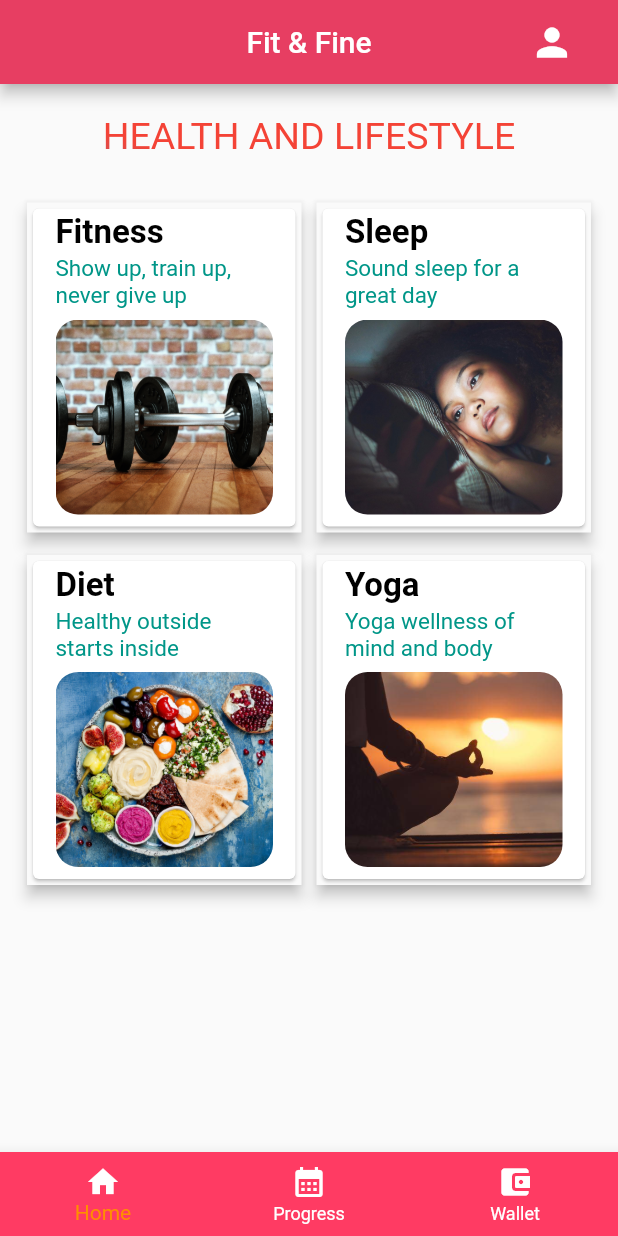
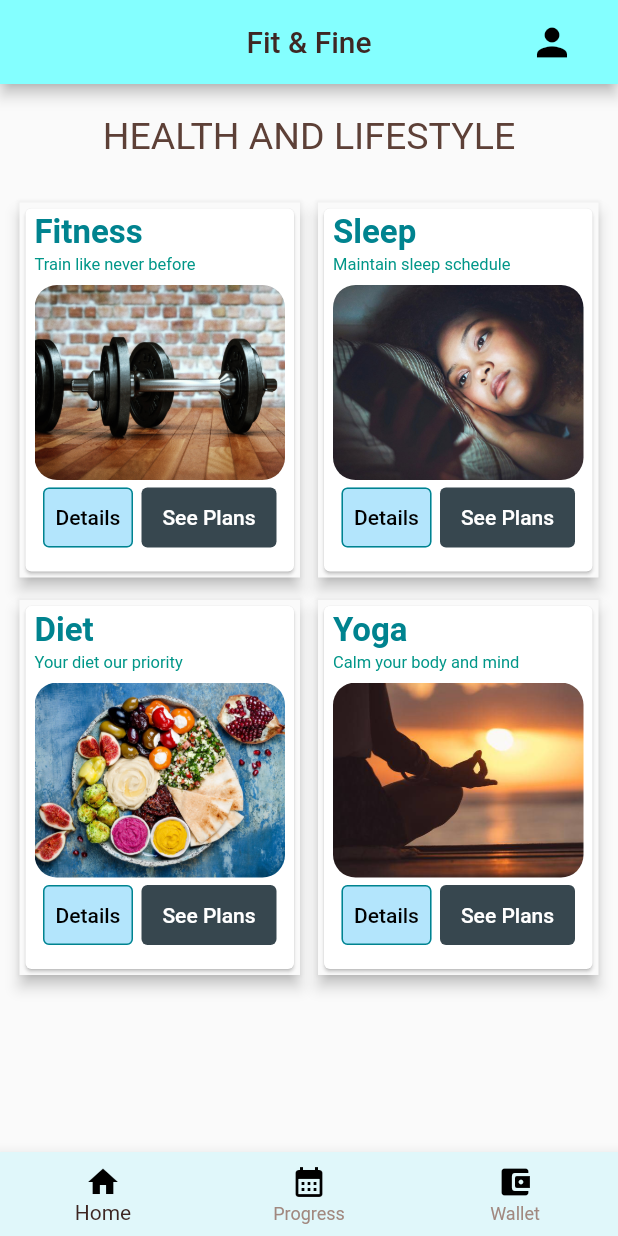
Before and after one commit to Uniquegaurav/hackathon_frontend, a Flutter app: the screen it shows after launch, on a phone screen of 412 x 824 dp. Run offline on Flutter 3.47's test engine with Material 2 defaults, Android fonts, the light colour scheme and no system bars; our stand-ins replace dropdown_button2, flutter_staggered_animations, get, glass, logger, step_progress_indicator; network calls fail.

Commit message:
updated design

```diff
--- /dev/null
+++ b/lib/app_theme/app_theme_data.dart
@@ -0,0 +1,24 @@
+import 'package:flutter/material.dart';
+
+class ThemeColor {
+  static Color appbarColor = Colors.cyanAccent.shade100;
+  static Color navBarColor = Colors.cyan.shade50;
+  static Color backgroundColor = Colors.cyan.shade50;
+  static Color iconColor = Colors.black;
+  static Color subTextColor = Colors.brown.shade300;
+  static Color subTextColor2 = Colors.teal;
+  static Color textColor = Colors.brown.shade900;
+  static Color titleColorDark = Colors.black;
+  static Color titleColor = Colors.brown.shade700;
+  static Color titleColorLight = Colors.grey;
+  static Color titleColorBright = Colors.cyan.shade800;
+  static Color primaryButtonColor = Colors.blueGrey.shade800;
+  static Color secondaryButtonColor = Colors.lightBlue.shade100;
+  static Color primaryButtonTextColor = Colors.white;
+  static Color secondaryButtonTextColor =Colors.black;
+
+
+
+
+
+}
--- /dev/null
+++ b/lib/common_widgets/primary_button.dart
@@ -0,0 +1,62 @@
+
+
+import 'package:flutter/material.dart';
+import 'package:get/get.dart';
+import 'package:hackathon_frontend/app_theme/app_theme_data.dart';
+
+class PrimaryButton extends StatelessWidget {
+  final VoidCallback? onClicked;
+  final bool isDisabled;
+  final String title;
+  final Rx<Color> _activeColor = ThemeColor.primaryButtonColor.obs;
+  final TextStyle? textStyle;
+  final double height;
+  final double width;
+  final EdgeInsetsDirectional? padding;
+
+  PrimaryButton({
+    Key? key,
+    this.onClicked,
+    this.isDisabled = false,
+    required this.title,
+    this.textStyle,
+    this.height = 100,
+    this.width = 28,
+    this.padding,
+  }) : super(key: key);
+
+  @override
+  Widget build(BuildContext context) {
+    return SizedBox(
+      height: height,
+      width: width,
+      child: Obx(
+        () => ElevatedButton(
+          style: ElevatedButton.styleFrom(
+            primary: _activeColor.value,
+            elevation: 0,
+            splashFactory: NoSplash.splashFactory,
+            padding: padding ?? const EdgeInsetsDirectional.all(5),
+          ),
+          onHover: (entered) {
+            _activeColor.value = entered
+                ? ThemeColor.titleColorLight
+                : ThemeColor.titleColorBright;
+          },
+          onPressed: isDisabled
+              ? null
+              : () {
+                  _activeColor.value = ThemeColor.titleColor;
+                  onClicked?.call();
+                },
+          child: Text(
+            title,
+            style: TextStyle(
+              color: ThemeColor.primaryButtonTextColor,
+            ),
+          ),
+        ),
+      ),
+    );
+  }
+}
--- /dev/null
+++ b/lib/common_widgets/secondary_button.dart
@@ -0,0 +1,68 @@
+//
+// Created by bhavyadeeppurswani on 24/07/22.
+//
+
+import 'package:flutter/material.dart';
+import 'package:get/get.dart';
+import 'package:hackathon_frontend/app_theme/app_theme_data.dart';
+
+class SecondaryButton extends StatelessWidget {
+  final VoidCallback? onClicked;
+  final bool isDisabled;
+  final String title;
+  final Rx<Color> _activeColor = ThemeColor.secondaryButtonColor.obs;
+  final TextStyle? textStyle;
+  final double height;
+  final double width;
+  final EdgeInsetsDirectional? padding;
+
+  SecondaryButton({
+    Key? key,
+    this.onClicked,
+    this.isDisabled = false,
+    required this.title,
+    this.textStyle,
+    this.height = 100,
+    this.width = 28,
+    this.padding,
+  }) : super(key: key);
+
+  @override
+  Widget build(BuildContext context) {
+    return SizedBox(
+      height: height,
+      width: width,
+      child: Obx(
+            () => ElevatedButton(
+          style: ElevatedButton.styleFrom(
+            primary: _activeColor.value,
+            elevation: 0,
+            splashFactory: NoSplash.splashFactory,
+            side: BorderSide(color: ThemeColor.titleColorBright),
+            padding: padding ?? const EdgeInsetsDirectional.all(4),
+          ),
+          onHover: (entered) {
+            _activeColor.value = entered
+                ? ThemeColor.navBarColor
+                : ThemeColor.appbarColor;
+          },
+          onPressed: () {
+            _activeColor.value = ThemeColor.backgroundColor;
+            onClicked?.call();
+          },
+          child: Row(
+            mainAxisAlignment: MainAxisAlignment.center,
+            children: [
+              Text(
+                title,
+                style: TextStyle(
+                  color: ThemeColor.secondaryButtonTextColor,
+                ),
+              ),
+            ],
+          ),
+        ),
+      ),
+    );
+  }
+}
--- a/lib/screens/home_screen/layout/home_screen_phone_layout.dart
+++ b/lib/screens/home_screen/layout/home_screen_phone_layout.dart
@@ -1,5 +1,6 @@
 import 'package:flutter/material.dart';
 import 'package:get/get.dart';
+import 'package:hackathon_frontend/app_theme/app_theme_data.dart';
 import 'package:hackathon_frontend/screens/home_screen/home_screen.dart';
 import 'package:hackathon_frontend/screens/login_screen/widgets/login_alert_widget.dart';
 import 'package:hackathon_frontend/controllers/pop_up_controller.dart';
@@ -22,6 +23,7 @@ class HomeScreenPhoneLayout extends StatefulWidget {
 class _HomeScreenPhoneLayoutState extends State<HomeScreenPhoneLayout> {
   final HomeScreenViewModel homeScreenViewModel =
   Get.put(HomeScreenViewModel());
+
   @override
   void initState() {
     homeScreenViewModel.getGoalsData();
@@ -32,7 +34,7 @@ class _HomeScreenPhoneLayoutState extends State<HomeScreenPhoneLayout> {
   int _selectedIndex = 0;
 
   void _onItemTapped(int index) {
-    if(_selectedIndex!=index) {
+    if (_selectedIndex != index) {
       switch (index) {
         case 1:
           Get.to(const ProgressScreen());
@@ -45,7 +47,6 @@ class _HomeScreenPhoneLayoutState extends State<HomeScreenPhoneLayout> {
     setState(() {
       _selectedIndex = index;
     });
-
   }
 
   @override
@@ -53,12 +54,17 @@ class _HomeScreenPhoneLayoutState extends State<HomeScreenPhoneLayout> {
     return Scaffold(
       appBar: AppBar(
         centerTitle: true,
-        title: const Text('Fit & Fine'),
-        backgroundColor: const Color.fromARGB(255, 231, 62, 98),
+        title:  Text('Fit & Fine',
+          style: TextStyle(
+            color: ThemeColor.textColor,
+          ),
+        ),
+        backgroundColor: ThemeColor.appbarColor,
         actions: [
           Padding(
             padding: const EdgeInsets.only(right: 20),
             child: IconButton(
+
               onPressed: () {
                 showDialog(
                   context: context,
@@ -67,7 +73,9 @@ class _HomeScreenPhoneLayoutState extends State<HomeScreenPhoneLayout> {
                   },
                 );
               },
-              icon: const Icon(Icons.person),
+              icon: Icon(Icons.person,
+                color: ThemeColor.iconColor,
+              ),
               iconSize: 30.0,
             ),
           ),
@@ -77,6 +85,7 @@ class _HomeScreenPhoneLayoutState extends State<HomeScreenPhoneLayout> {
         child: Padding(
           padding: const EdgeInsetsDirectional.only(
               start: 10, top: 20, end: 10, bottom: 5),
+          child: SingleChildScrollView(
             child: Center(
               child: Column(
                 children: [
@@ -84,15 +93,7 @@ class _HomeScreenPhoneLayoutState extends State<HomeScreenPhoneLayout> {
                     'HEALTH AND LIFESTYLE',
                     style: TextStyle(
                         fontSize: 25,
-                      foreground: Paint()
-                        ..shader = ui.Gradient.linear(
-                          const Offset(0, 120),
-                          const Offset(30, 20),
-                          <Color>[
-                            Colors.blue,
-                            Colors.red,
-                          ],
-                        )
+                        color: ThemeColor.titleColor,
                     ),
                   ),
                   const SizedBox(
@@ -104,26 +105,28 @@ class _HomeScreenPhoneLayoutState extends State<HomeScreenPhoneLayout> {
             ),
           ),
         ),
+      ),
       bottomNavigationBar: BottomNavigationBar(
-        backgroundColor: const Color.fromARGB(255, 255, 59, 99),
-        items: const <BottomNavigationBarItem>[
+        backgroundColor: ThemeColor.navBarColor,
+        items: <BottomNavigationBarItem>[
           BottomNavigationBarItem(
-            icon: Icon(Icons.home, color: Colors.white,),
+            icon: Icon(Icons.home, color : ThemeColor.iconColor,),
             label: 'Home',
           ),
           BottomNavigationBarItem(
-            icon: Icon(Icons.calendar_month, color: Colors.white),
+            icon: Icon(Icons.calendar_month, color : ThemeColor.iconColor,),
             label: 'Progress',
           ),
           BottomNavigationBarItem(
             icon: Icon(
-                Icons.account_balance_wallet_rounded, color: Colors.white),
+              Icons.account_balance_wallet_rounded,
+                color : ThemeColor.iconColor),
             label: 'Wallet',
           ),
         ],
         currentIndex: _selectedIndex,
-        unselectedItemColor: Colors.white,
-        selectedItemColor: Colors.amber[800],
+        unselectedItemColor: ThemeColor.subTextColor,
+        selectedItemColor: ThemeColor.textColor,
         onTap: _onItemTapped,
       ),
     );
--- a/lib/screens/home_screen/widgets/grid_view_widget.dart
+++ b/lib/screens/home_screen/widgets/grid_view_widget.dart
@@ -1,29 +1,35 @@
 import 'package:flutter/material.dart';
 import 'package:get/get.dart';
+import 'package:hackathon_frontend/app_theme/app_theme_data.dart';
+import 'package:hackathon_frontend/common_widgets/primary_button.dart';
+import 'package:hackathon_frontend/common_widgets/secondary_button.dart';
 import 'package:hackathon_frontend/screens/home_screen/view_model/home_screen_view_model.dart';
 import 'package:hackathon_frontend/screens/plan_Screen/plan_screen.dart';
+import 'package:flutter_staggered_animations/flutter_staggered_animations.dart';
 
 class GridViewWidget extends StatelessWidget {
   GridViewWidget({Key? key}) : super(key: key);
-  final HomeScreenViewModel homeScreenViewModel  = Get.find();
-  final goalList = ["Fitness", "Sleep" ,"Diet" ,"Yoga"];
-  final goalListDesc = ["Show up, train up, never give up", "Sound sleep for a great day" ,"Healthy outside starts inside" ,"Yoga wellness of mind and body"];
+  final HomeScreenViewModel homeScreenViewModel = Get.find();
+  final goalList = ["Fitness", "Sleep", "Diet", "Yoga"];
+  final goalListDesc = [
+    "Train like never before",
+    "Maintain sleep schedule",
+    "Your diet our priority",
+    "Calm your body and mind"
+  ];
+
   @override
   Widget build(BuildContext context) {
     return Center(
       child: GridView.builder(
         shrinkWrap: true,
-        padding: const EdgeInsetsDirectional.only(start: 8,top: 20,bottom: 20,end: 8),
+        padding: const EdgeInsetsDirectional.only(
+            start: 3, top: 20, bottom: 20, end: 3),
         itemCount: 4,
         itemBuilder: (ctx, i) {
-          return InkWell(
-            onTap: (){
-              Get.to(const PlanScreen());
-            },
-            child: Material(
+          return Material(
             elevation: 4,
             child: Card(
-
               child: Container(
                 decoration: BoxDecoration(
                   borderRadius: BorderRadius.circular(15),
@@ -32,8 +38,7 @@ class GridViewWidget extends StatelessWidget {
                   //     fit:BoxFit.cover
                   // ),
                 ),
-                  height: 250,
-                  padding: const EdgeInsetsDirectional.fromSTEB(15, 3, 15, 5),
+                padding: const EdgeInsetsDirectional.fromSTEB(6, 3, 6, 1),
                 child: Stack(
                   children: [
                     Column(
@@ -41,9 +46,9 @@ class GridViewWidget extends StatelessWidget {
                       children: [
                         Text(
                           goalList[i],
-                            style: const TextStyle(
+                          style:  TextStyle(
                             fontSize: 22,
-                              color: Colors.black,
+                            color: ThemeColor.titleColorBright,
                             fontWeight: FontWeight.bold,
                           ),
                         ),
@@ -52,9 +57,9 @@ class GridViewWidget extends StatelessWidget {
                         ),
                         Text(
                           goalListDesc[i],
-                            style: const TextStyle(
-                              fontSize: 15,
-                              color: Colors.teal,
+                          style:TextStyle(
+                            fontSize: 11,
+                            color: ThemeColor.subTextColor2,
                           ),
                         ),
                         const SizedBox(
@@ -63,19 +68,34 @@ class GridViewWidget extends StatelessWidget {
                         Container(
                           width: 110,
                           height: 130,
-
                           decoration: BoxDecoration(
                             borderRadius: BorderRadius.circular(15),
-                              image:  DecorationImage(
-                                  image: AssetImage("assets/images/gym${i+1}.jpeg"),
-                                  fit:BoxFit.cover
+                            image: DecorationImage(
+                                image: AssetImage(
+                                    "assets/images/gym${i + 1}.jpeg"),
+                                fit: BoxFit.cover),
                           ),
                         ),
-                          )
+                        const SizedBox(
+                          height: 5,
+                        ),
+                        Row(
+                          mainAxisAlignment: MainAxisAlignment.spaceEvenly,
+                          children: [
+                            SecondaryButton(title: "Details",
+                              height: 40,
+                              width: 60,
+                            ),
+                            PrimaryButton(title: 'See Plans',
+                              height: 40,
+                              width: 90,
+                            ),
+                          ],
+                        ),
+
                       ],
                     ),
                   ],
-                  ),
                 ),
               ),
             ),
@@ -84,10 +104,9 @@ class GridViewWidget extends StatelessWidget {
         gridDelegate: const SliverGridDelegateWithFixedCrossAxisCount(
           crossAxisCount: 2,
           childAspectRatio: 1.0,
-          crossAxisSpacing: 10,
+          crossAxisSpacing: 12,
           mainAxisSpacing: 15,
-          mainAxisExtent: 220,
-
+          mainAxisExtent: 250,
         ),
       ),
     );
--- a/pubspec.yaml
+++ b/pubspec.yaml
@@ -40,6 +40,7 @@ dependencies:
   step_progress_indicator: ^1.0.2
   http: ^0.13.5
   logger: ^1.1.0
+  flutter_staggered_animations: ^1.1.1
 
   # The following adds the Cupertino Icons font to your application.
   # Use with the CupertinoIcons class for iOS style icons.
```
Also changed, not shown: pubspec.lock. Lines whose indentation alone changed are shown as unchanged.
